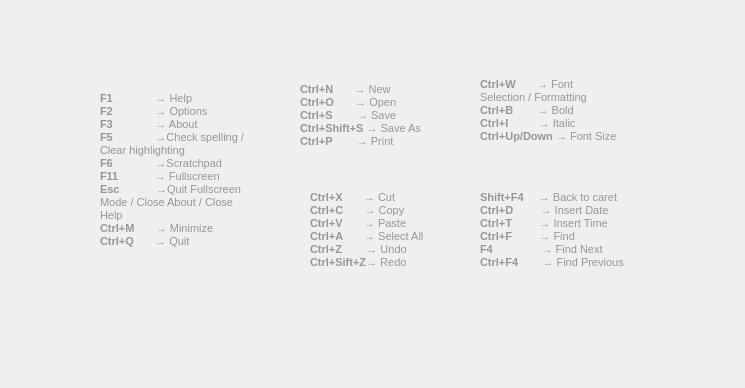
Qt form src/ui/helpdialog.ui (dbuksbaum/TextRoom) before a commit.
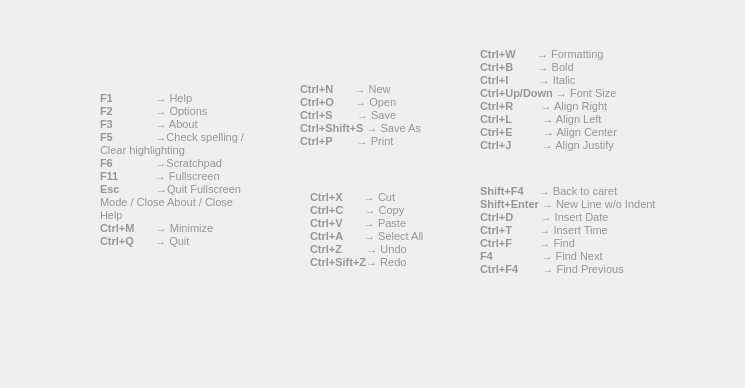
The same form after that commit. Icons and pictures are not drawn.

```diff
--- a/src/ui/helpdialog.ui
+++ b/src/ui/helpdialog.ui
@@ -39,7 +39,7 @@
      <rect>
       <x>480</x>
       <y>160</y>
-      <width>171</width>
+      <width>181</width>
       <height>121</height>
      </rect>
     </property>
@@ -89,22 +89,23 @@
      <string>&lt;!DOCTYPE HTML PUBLIC &quot;-//W3C//DTD HTML 4.0//EN&quot; &quot;http://www.w3.org/TR/REC-html40/strict.dtd&quot;&gt;
 &lt;html&gt;&lt;head&gt;&lt;meta name=&quot;qrichtext&quot; content=&quot;1&quot; /&gt;&lt;style type=&quot;text/css&quot;&gt;
 p, li { white-space: pre-wrap; }
-&lt;/style&gt;&lt;/head&gt;&lt;body style=&quot; font-family:'Liberation Sans'; font-size:8pt; font-weight:400; font-style:normal;&quot;&gt;
-&lt;p style=&quot; margin-top:0px; margin-bottom:0px; margin-left:0px; margin-right:0px; -qt-block-indent:0; text-indent:0px;&quot;&gt;&lt;span style=&quot; font-weight:600;&quot;&gt;Shift+F4 &lt;/span&gt;    → Back to caret&lt;/p&gt;
-&lt;p style=&quot; margin-top:0px; margin-bottom:0px; margin-left:0px; margin-right:0px; -qt-block-indent:0; text-indent:0px;&quot;&gt;&lt;span style=&quot; font-weight:600;&quot;&gt;Ctrl+D &lt;/span&gt;        → Insert Date&lt;/p&gt;
-&lt;p style=&quot; margin-top:0px; margin-bottom:0px; margin-left:0px; margin-right:0px; -qt-block-indent:0; text-indent:0px;&quot;&gt;&lt;span style=&quot; font-weight:600;&quot;&gt;Ctrl+T &lt;/span&gt;        → Insert Time&lt;/p&gt;
-&lt;p style=&quot; margin-top:0px; margin-bottom:0px; margin-left:0px; margin-right:0px; -qt-block-indent:0; text-indent:0px;&quot;&gt;&lt;span style=&quot; font-weight:600;&quot;&gt;Ctrl+F &lt;/span&gt;        → Find&lt;/p&gt;
-&lt;p style=&quot; margin-top:0px; margin-bottom:0px; margin-left:0px; margin-right:0px; -qt-block-indent:0; text-indent:0px;&quot;&gt;&lt;span style=&quot; font-weight:600;&quot;&gt;F4&lt;/span&gt;                → Find Next&lt;/p&gt;
-&lt;p style=&quot; margin-top:0px; margin-bottom:0px; margin-left:0px; margin-right:0px; -qt-block-indent:0; text-indent:0px;&quot;&gt;&lt;span style=&quot; font-weight:600;&quot;&gt;Ctrl+F4&lt;/span&gt;        → Find Previous&lt;/p&gt;&lt;/body&gt;&lt;/html&gt;</string>
+&lt;/style&gt;&lt;/head&gt;&lt;body style=&quot; font-family:'Ubuntu'; font-size:8pt; font-weight:400; font-style:normal;&quot;&gt;
+&lt;p style=&quot; margin-top:0px; margin-bottom:0px; margin-left:0px; margin-right:0px; -qt-block-indent:0; text-indent:0px;&quot;&gt;&lt;span style=&quot; font-family:'Liberation Sans'; font-weight:600;&quot;&gt;Shift+F4 &lt;/span&gt;&lt;span style=&quot; font-family:'Liberation Sans';&quot;&gt;    → Back to caret&lt;/span&gt;&lt;/p&gt;
+&lt;p style=&quot; margin-top:0px; margin-bottom:0px; margin-left:0px; margin-right:0px; -qt-block-indent:0; text-indent:0px;&quot;&gt;&lt;span style=&quot; font-family:'Liberation Sans'; font-weight:600;&quot;&gt;Shift+Enter&lt;/span&gt;&lt;span style=&quot; font-family:'Liberation Sans';&quot;&gt; &lt;/span&gt;&lt;span style=&quot; font-family:'Liberation Sans';&quot;&gt;→ New Line w/o Indent&lt;/span&gt;&lt;/p&gt;
+&lt;p style=&quot; margin-top:0px; margin-bottom:0px; margin-left:0px; margin-right:0px; -qt-block-indent:0; text-indent:0px;&quot;&gt;&lt;span style=&quot; font-family:'Liberation Sans'; font-weight:600;&quot;&gt;Ctrl+D &lt;/span&gt;&lt;span style=&quot; font-family:'Liberation Sans';&quot;&gt;        → Insert Date&lt;/span&gt;&lt;/p&gt;
+&lt;p style=&quot; margin-top:0px; margin-bottom:0px; margin-left:0px; margin-right:0px; -qt-block-indent:0; text-indent:0px;&quot;&gt;&lt;span style=&quot; font-family:'Liberation Sans'; font-weight:600;&quot;&gt;Ctrl+T &lt;/span&gt;&lt;span style=&quot; font-family:'Liberation Sans';&quot;&gt;        → Insert Time&lt;/span&gt;&lt;/p&gt;
+&lt;p style=&quot; margin-top:0px; margin-bottom:0px; margin-left:0px; margin-right:0px; -qt-block-indent:0; text-indent:0px;&quot;&gt;&lt;span style=&quot; font-family:'Liberation Sans'; font-weight:600;&quot;&gt;Ctrl+F &lt;/span&gt;&lt;span style=&quot; font-family:'Liberation Sans';&quot;&gt;        → Find&lt;/span&gt;&lt;/p&gt;
+&lt;p style=&quot; margin-top:0px; margin-bottom:0px; margin-left:0px; margin-right:0px; -qt-block-indent:0; text-indent:0px;&quot;&gt;&lt;span style=&quot; font-family:'Liberation Sans'; font-weight:600;&quot;&gt;F4&lt;/span&gt;&lt;span style=&quot; font-family:'Liberation Sans';&quot;&gt;                → Find Next&lt;/span&gt;&lt;/p&gt;
+&lt;p style=&quot; margin-top:0px; margin-bottom:0px; margin-left:0px; margin-right:0px; -qt-block-indent:0; text-indent:0px;&quot;&gt;&lt;span style=&quot; font-family:'Liberation Sans'; font-weight:600;&quot;&gt;Ctrl+F4&lt;/span&gt;&lt;span style=&quot; font-family:'Liberation Sans';&quot;&gt;        → Find Previous&lt;/span&gt;&lt;/p&gt;&lt;/body&gt;&lt;/html&gt;</string>
     </property>
    </widget>
    <widget class="QLabel" name="label_4">
     <property name="geometry">
      <rect>
       <x>480</x>
-      <y>60</y>
+      <y>30</y>
       <width>141</width>
-      <height>81</height>
+      <height>121</height>
      </rect>
     </property>
     <property name="palette">
@@ -180,11 +181,15 @@
      <string>&lt;!DOCTYPE HTML PUBLIC &quot;-//W3C//DTD HTML 4.0//EN&quot; &quot;http://www.w3.org/TR/REC-html40/strict.dtd&quot;&gt;
 &lt;html&gt;&lt;head&gt;&lt;meta name=&quot;qrichtext&quot; content=&quot;1&quot; /&gt;&lt;style type=&quot;text/css&quot;&gt;
 p, li { white-space: pre-wrap; }
-&lt;/style&gt;&lt;/head&gt;&lt;body style=&quot; font-family:'Sans'; font-size:8pt; font-weight:400; font-style:normal;&quot;&gt;
-&lt;p style=&quot; margin-top:0px; margin-bottom:0px; margin-left:0px; margin-right:0px; -qt-block-indent:0; text-indent:0px;&quot;&gt;&lt;span style=&quot; font-family:'Liberation Sans'; font-weight:600;&quot;&gt;Ctrl+W  &lt;/span&gt;&lt;span style=&quot; font-family:'Liberation Sans';&quot;&gt;     → Font Selection / Formatting&lt;/span&gt;&lt;/p&gt;
+&lt;/style&gt;&lt;/head&gt;&lt;body style=&quot; font-family:'Ubuntu'; font-size:8pt; font-weight:400; font-style:normal;&quot;&gt;
+&lt;p style=&quot; margin-top:0px; margin-bottom:0px; margin-left:0px; margin-right:0px; -qt-block-indent:0; text-indent:0px;&quot;&gt;&lt;span style=&quot; font-family:'Liberation Sans'; font-weight:600;&quot;&gt;Ctrl+W  &lt;/span&gt;&lt;span style=&quot; font-family:'Liberation Sans';&quot;&gt;     → Formatting&lt;/span&gt;&lt;/p&gt;
 &lt;p style=&quot; margin-top:0px; margin-bottom:0px; margin-left:0px; margin-right:0px; -qt-block-indent:0; text-indent:0px;&quot;&gt;&lt;span style=&quot; font-family:'Liberation Sans'; font-weight:600;&quot;&gt;Ctrl+B&lt;/span&gt;&lt;span style=&quot; font-family:'Liberation Sans';&quot;&gt;        → Bold&lt;/span&gt;&lt;/p&gt;
 &lt;p style=&quot; margin-top:0px; margin-bottom:0px; margin-left:0px; margin-right:0px; -qt-block-indent:0; text-indent:0px;&quot;&gt;&lt;span style=&quot; font-family:'Liberation Sans'; font-weight:600;&quot;&gt;Ctrl+I &lt;/span&gt;&lt;span style=&quot; font-family:'Liberation Sans';&quot;&gt;         → Italic&lt;/span&gt;&lt;/p&gt;
-&lt;p style=&quot; margin-top:0px; margin-bottom:0px; margin-left:0px; margin-right:0px; -qt-block-indent:0; text-indent:0px;&quot;&gt;&lt;span style=&quot; font-family:'Liberation Sans'; font-weight:600;&quot;&gt;Ctrl+Up/Down&lt;/span&gt;&lt;span style=&quot; font-family:'Liberation Sans';&quot;&gt; → Font Size&lt;/span&gt;&lt;/p&gt;&lt;/body&gt;&lt;/html&gt;</string>
+&lt;p style=&quot; margin-top:0px; margin-bottom:0px; margin-left:0px; margin-right:0px; -qt-block-indent:0; text-indent:0px;&quot;&gt;&lt;span style=&quot; font-family:'Liberation Sans'; font-weight:600;&quot;&gt;Ctrl+Up/Down&lt;/span&gt;&lt;span style=&quot; font-family:'Liberation Sans';&quot;&gt; → Font Size&lt;/span&gt;&lt;/p&gt;
+&lt;p style=&quot; margin-top:0px; margin-bottom:0px; margin-left:0px; margin-right:0px; -qt-block-indent:0; text-indent:0px;&quot;&gt;&lt;span style=&quot; font-family:'Liberation Sans'; font-weight:600;&quot;&gt;Ctrl+R &lt;/span&gt;&lt;span style=&quot; font-family:'Liberation Sans';&quot;&gt;        → Align Right&lt;/span&gt;&lt;/p&gt;
+&lt;p style=&quot; margin-top:0px; margin-bottom:0px; margin-left:0px; margin-right:0px; -qt-block-indent:0; text-indent:0px;&quot;&gt;&lt;span style=&quot; font-family:'Liberation Sans'; font-weight:600;&quot;&gt;Ctrl+L &lt;/span&gt;&lt;span style=&quot; font-family:'Liberation Sans';&quot;&gt;         → Align Left&lt;/span&gt;&lt;/p&gt;
+&lt;p style=&quot; margin-top:0px; margin-bottom:0px; margin-left:0px; margin-right:0px; -qt-block-indent:0; text-indent:0px;&quot;&gt;&lt;span style=&quot; font-family:'Liberation Sans'; font-weight:600;&quot;&gt;Ctrl+E &lt;/span&gt;&lt;span style=&quot; font-family:'Liberation Sans';&quot;&gt;         &lt;/span&gt;&lt;span style=&quot; font-family:'Liberation Sans';&quot;&gt;→ Align Center&lt;/span&gt;&lt;/p&gt;
+&lt;p style=&quot; margin-top:0px; margin-bottom:0px; margin-left:0px; margin-right:0px; -qt-block-indent:0; text-indent:0px;&quot;&gt;&lt;span style=&quot; font-family:'Liberation Sans'; font-weight:600;&quot;&gt;Ctrl+J&lt;/span&gt;&lt;span style=&quot; font-family:'Liberation Sans';&quot;&gt;          → Align Justify&lt;/span&gt;&lt;/p&gt;&lt;/body&gt;&lt;/html&gt;</string>
     </property>
     <property name="wordWrap">
      <bool>true</bool>
```
